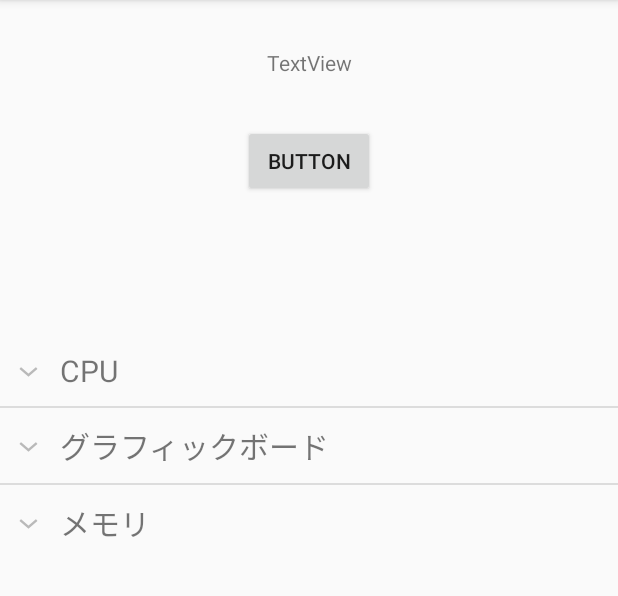
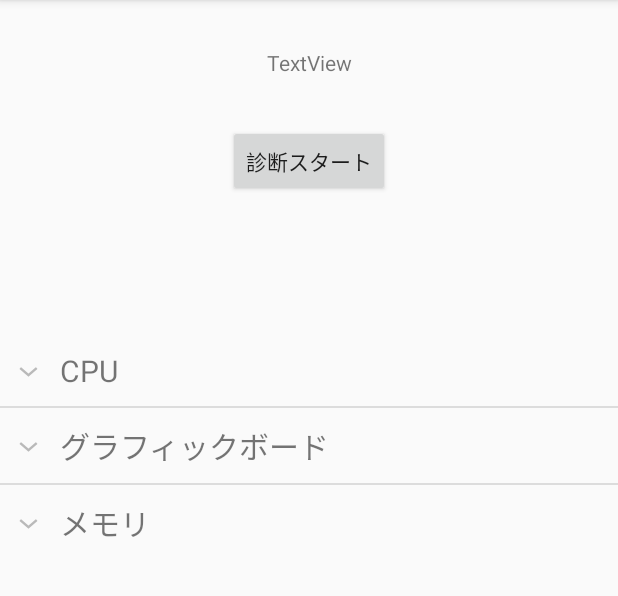
Before and after one commit to M0710Fa/hack-app-android, an Android app: the screen it shows after launch (MainActivity), on a phone screen of 412 x 824 dp, the part 84-680 px from its top. Run offline under Robolectric (Android 15) with nearby library versions, the phone set to English and light mode, and no system bars.

Commit message:
[no-change]

```diff
--- a/Re-Com/app/src/main/java/com/example/re_com/MainActivity.kt
+++ b/Re-Com/app/src/main/java/com/example/re_com/MainActivity.kt
@@ -10,6 +10,8 @@ import android.widget.BaseExpandableListAdapter
 import android.widget.ExpandableListView
 import android.widget.TextView
 import android.widget.Toast
+
+
 
 class MainActivity : AppCompatActivity() {
     override fun onCreate(savedInstanceState: Bundle?) {
--- a/Re-Com/app/src/main/res/layout/activity_main.xml
+++ b/Re-Com/app/src/main/res/layout/activity_main.xml
@@ -23,7 +23,7 @@
         android:layout_width="wrap_content"
         android:layout_height="wrap_content"
         android:layout_marginTop="32dp"
-        android:text="Button"
+        android:text="診断スタート"
         app:layout_constraintLeft_toLeftOf="parent"
         app:layout_constraintRight_toRightOf="parent"
         app:layout_constraintTop_toBottomOf="@id/explain_botton" />
```
